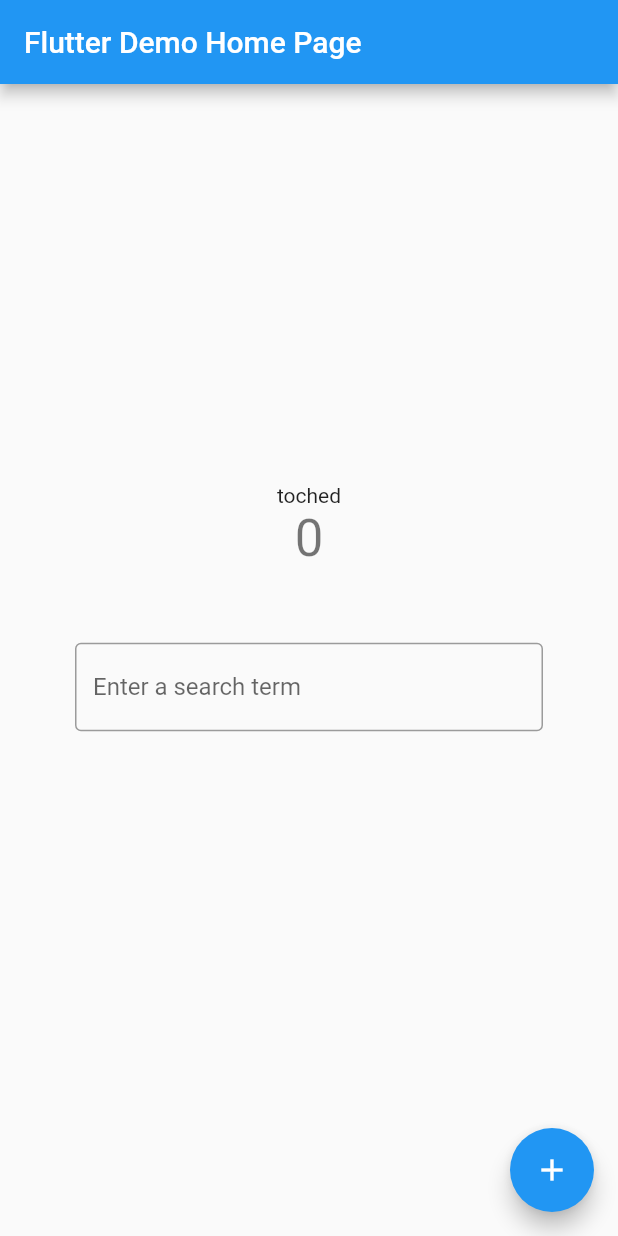
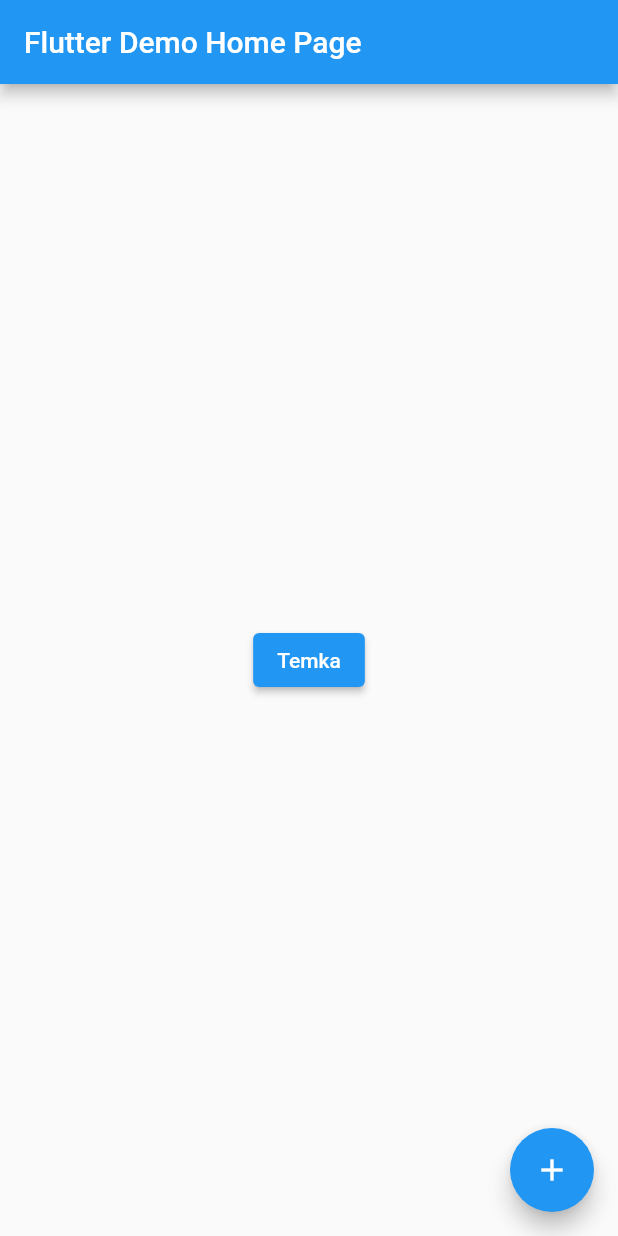
Before and after one commit to Josh030/Monfuji-Flutter, a Flutter app: the screen it shows after launch, on a phone screen of 412 x 824 dp. Run offline on Flutter 3.47's test engine with Material 2 defaults, Android fonts, the phone set to English and light mode, and no system bars.

Commit message:
temka screen

```diff
--- a/lib/main.dart
+++ b/lib/main.dart
@@ -1,4 +1,5 @@
 import 'package:flutter/material.dart';
+import 'package:learn_flutter/temka/home.dart';
 
 void main() {
   runApp(const MyApp());
@@ -96,22 +97,33 @@ class _MyHomePageState extends State<MyHomePage> {
           // horizontal).
           mainAxisAlignment: MainAxisAlignment.center,
           children: <Widget>[
-            const Text(
-              'toched',
-            ),
-            Text(
-              '$_counter',
-              style: Theme.of(context).textTheme.headline4,
-            ),
-            const Padding(
-              padding: EdgeInsets.fromLTRB(50, 50, 50, 70),
-              child: TextField(
-                decoration: InputDecoration(
-                  border: OutlineInputBorder(),
-                  hintText: 'Enter a search term',
-                ),
-              ),
-            ),
+            ElevatedButton(
+                onPressed: () {
+                  Navigator.push(
+                    context,
+                    MaterialPageRoute(
+                        builder: (context) => const TemkaPage(title: 'Temka')),
+                  );
+                },
+                child: const Text('Temka')),
+            //  ElevatedButton(
+            // onPressed: () {
+            //   Navigator.push(
+            //     context,
+            //     MaterialPageRoute(
+            //         builder: (context) => const TemkaPage(title: 'Temka')),
+            //   );
+            // },
+            // child: const Text('Temka')),
+            //  ElevatedButton(
+            // onPressed: () {
+            //   Navigator.push(
+            //     context,
+            //     MaterialPageRoute(
+            //         builder: (context) => const TemkaPage(title: 'Temka')),
+            //   );
+            // },
+            // child: const Text('Temka'))
           ],
         ),
       ),
```
Also changed, not shown: lib/temka/home.dart (added, +57 -0 lines).
